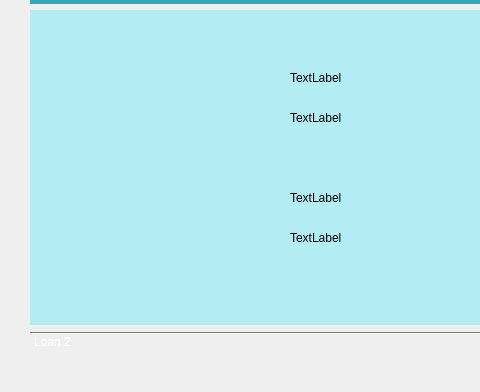
The window that mainwindow.ui (NandhiniRam2005/CS3505-Group-Assignment9-LifeInvestor) describes before a commit, drawn with Qt 5; both pictures show x 0 to 480 and y 138 to 530 of the 800 by 530 pixel window.
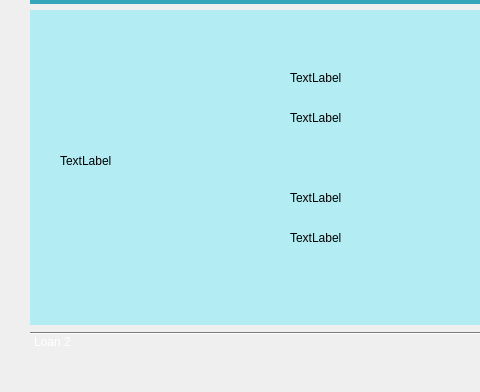
The same window after the commit. The open tabs and pages were chosen to show the change. Icons and pictures are not drawn.

Commit message: added shark hehehhe

```diff
--- a/mainwindow.ui
+++ b/mainwindow.ui
@@ -3776,6 +3776,19 @@
          </rect>
         </property>
        </widget>
+       <widget class="QLabel" name="sharkGif">
+        <property name="geometry">
+         <rect>
+          <x>30</x>
+          <y>60</y>
+          <width>201</width>
+          <height>181</height>
+         </rect>
+        </property>
+        <property name="text">
+         <string>TextLabel</string>
+        </property>
+       </widget>
       </widget>
       <widget class="QWidget" name="page_2">
        <property name="geometry">
```
Left out of the diff: 21 changed lines with no effect on the pictures. The commit also changes 4 other files.
